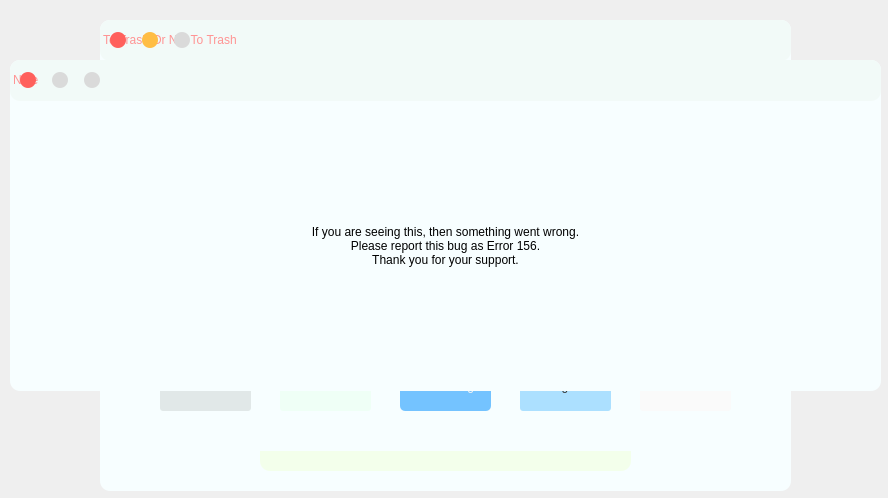
Before: the Qt Designer form my_ui.ui in TwigCoder/To-Trash-Or-Not-To-Trash, drawn with Qt 5.
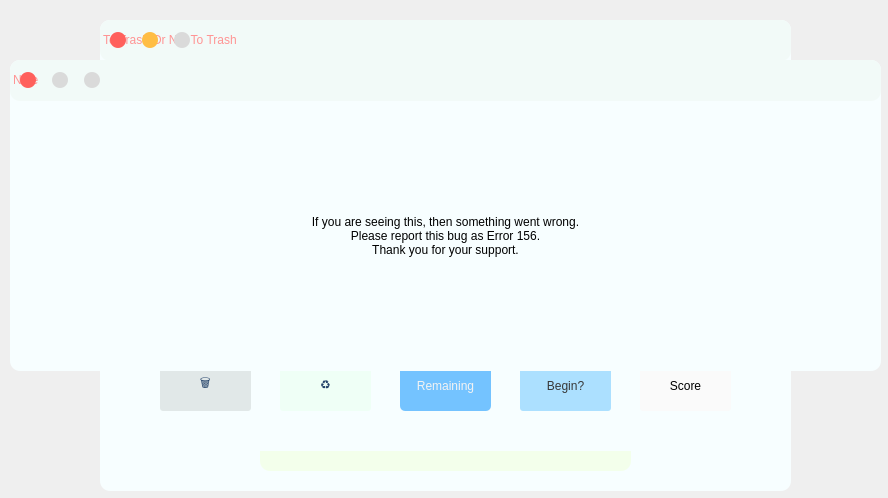
After: the same form once the commit is applied.

What changed in the file:
```diff
--- a/my_ui.ui
+++ b/my_ui.ui
@@ -371,7 +371,7 @@
 font: 8pt &quot;Leelawadee UI&quot;;</string>
      </property>
      <property name="text">
-      <string>TextLabel</string>
+      <string>Round 1</string>
      </property>
     </widget>
    </widget>
@@ -799,7 +799,7 @@
       <x>10</x>
       <y>60</y>
       <width>871</width>
-      <height>331</height>
+      <height>311</height>
      </rect>
     </property>
     <property name="styleSheet">
@@ -957,7 +957,7 @@
        <x>0</x>
        <y>50</y>
        <width>871</width>
-       <height>271</height>
+       <height>251</height>
       </rect>
      </property>
      <property name="styleSheet">
```
Left out of the diff: 4 changed lines with no effect on the pictures.
